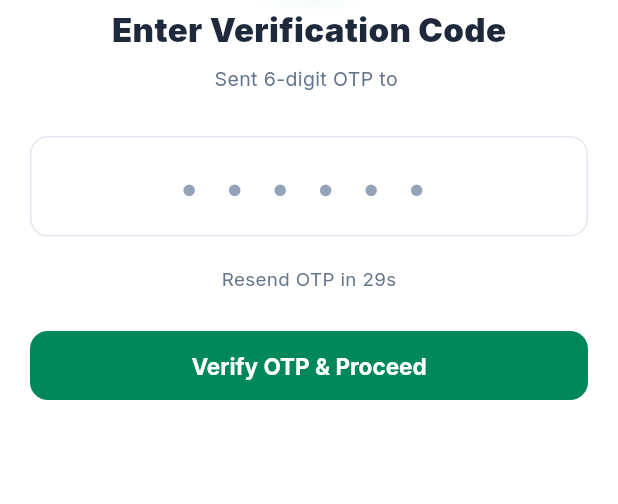
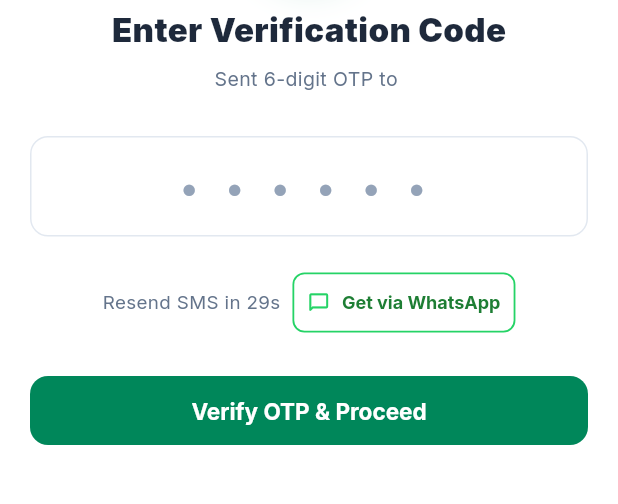
Before and after one commit to praveenmanepalli99-source/NearSlay, a Flutter app: the OtpVerificationScreen screen opened directly with empty values, on a phone screen of 412 x 824 dp, the part 272-776 px from its top. Run offline on Flutter 3.47's test engine with Material 3 defaults, Android fonts, the phone set to English and light mode, and no system bars; our stand-ins replace geocoding, geolocator, google_fonts, google_generative_ai, image_picker, shared_preferences; missing offline and left inert: razorpay_flutter; accounts and stored records are empty; network calls fail.

Commit message:
feat(auth): make WhatsApp OTP verification option immediately accessible on OTP screen

```diff
--- a/lib/screens/otp_verification_screen.dart
+++ b/lib/screens/otp_verification_screen.dart
@@ -276,13 +276,12 @@ class _OtpVerificationScreenState extends State<OtpVerificationScreen> {
                         spacing: 8,
                         runSpacing: 8,
                         children: [
+                          if (_secondsRemaining > 0)
                             Text(
-                            _secondsRemaining > 0
-                                ? 'Resend OTP in ${_secondsRemaining}s'
-                                : 'Didn\'t receive SMS?',
+                              'Resend SMS in ${_secondsRemaining}s',
                               style: const TextStyle(fontSize: 12.5, color: AppColors.textSecondary),
-                          ),
-                          if (_secondsRemaining == 0) ...[
+                            )
+                          else
                             TextButton.icon(
                               icon: const Icon(Icons.refresh_rounded, size: 16, color: AppColors.primary),
                               label: const Text(
@@ -320,6 +319,7 @@ class _OtpVerificationScreenState extends State<OtpVerificationScreen> {
                                 );
                               },
                             ),
+                          // Instant WhatsApp Verification Option
                           OutlinedButton.icon(
                             style: OutlinedButton.styleFrom(
                               foregroundColor: const Color(0xFF25D366),
@@ -350,7 +350,6 @@ class _OtpVerificationScreenState extends State<OtpVerificationScreen> {
                               );
                             },
                           ),
-                          ],
                         ],
                       ),
                       const SizedBox(height: 24),
```
Lines whose indentation alone changed are shown as unchanged.
